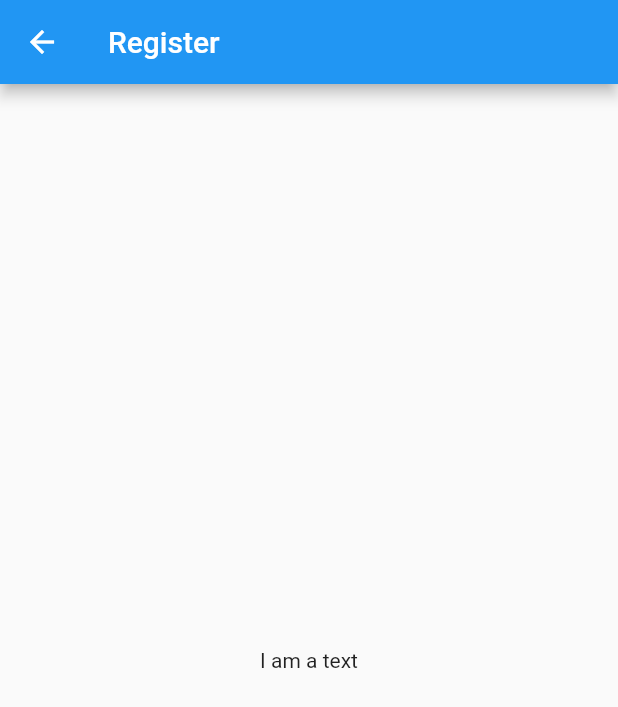
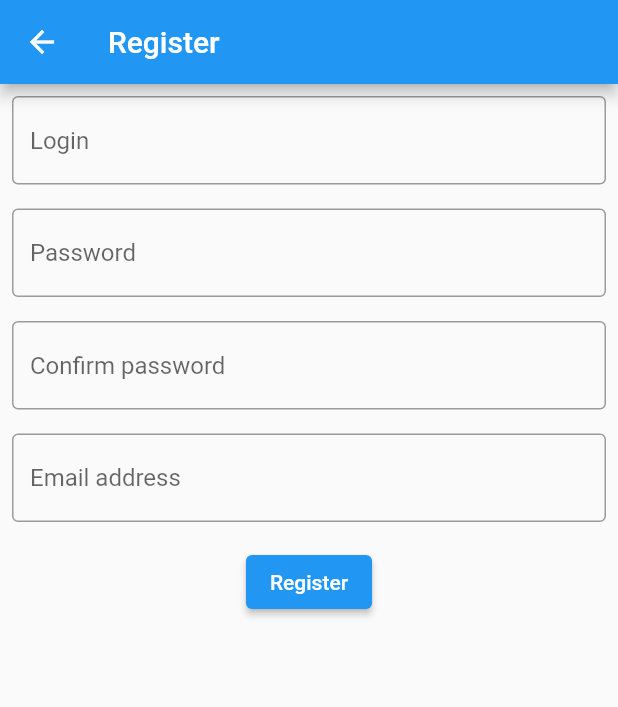
Before and after one commit to PiotrKlis/personal-trainer, a Flutter app: the RegisterScreen screen opened directly, on a phone screen of 412 x 824 dp. Shown: the top 707 px of the screen. Run offline on Flutter 3.47's test engine with Material 2 defaults, Android fonts, the phone set to English and light mode, and no system bars.

Commit message:
filled register screen with data

```diff
--- a/lib/register_screen.dart
+++ b/lib/register_screen.dart
@@ -1,15 +1,52 @@
 import 'package:flutter/material.dart';
 
 class RegisterScreen extends StatelessWidget {
-
   @override
   Widget build(BuildContext context) {
     return Scaffold(
       appBar: AppBar(
         title: Text('Register'),
       ),
-      body: Center(
-        child: Text('I am a text'),
+      body: Column(
+        children: [
+          Padding(
+            padding: const EdgeInsets.all(8.0),
+            child: TextField(
+              decoration: InputDecoration(
+                  border: OutlineInputBorder(), hintText: 'Login'),
+            ),
+          ),
+          Padding(
+            padding: const EdgeInsets.all(8.0),
+            child: TextField(
+              decoration: InputDecoration(
+                  border: OutlineInputBorder(), hintText: 'Password'),
+            ),
+          ),
+          Padding(
+            padding: const EdgeInsets.all(8.0),
+            child: TextField(
+              decoration: InputDecoration(
+                  border: OutlineInputBorder(), hintText: 'Confirm password'),
+            ),
+          ),
+          Padding(
+            padding: const EdgeInsets.all(8.0),
+            child: TextField(
+              decoration: InputDecoration(
+                  border: OutlineInputBorder(), hintText: 'Email address'),
+            ),
+          ),
+          Padding(
+            padding: const EdgeInsets.all(8.0),
+            child: ElevatedButton(
+              onPressed: () {
+                Navigator.pop(context);
+              },
+              child: Text('Register'),
+            ),
+          )
+        ],
       ),
     );
   }
```
